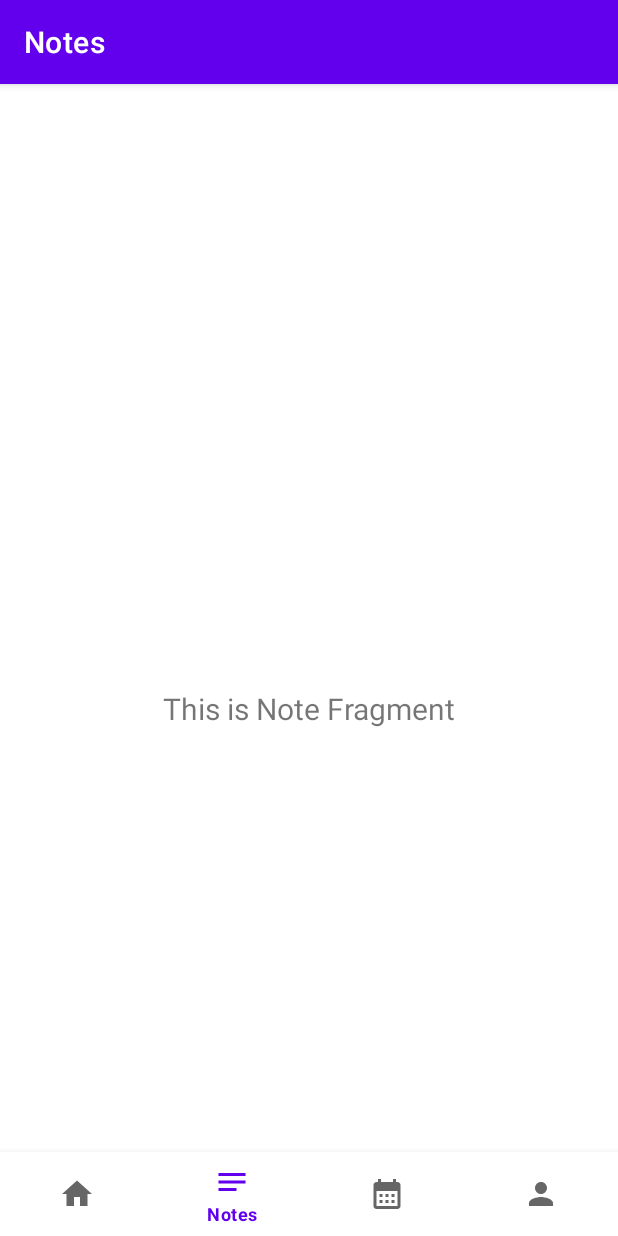
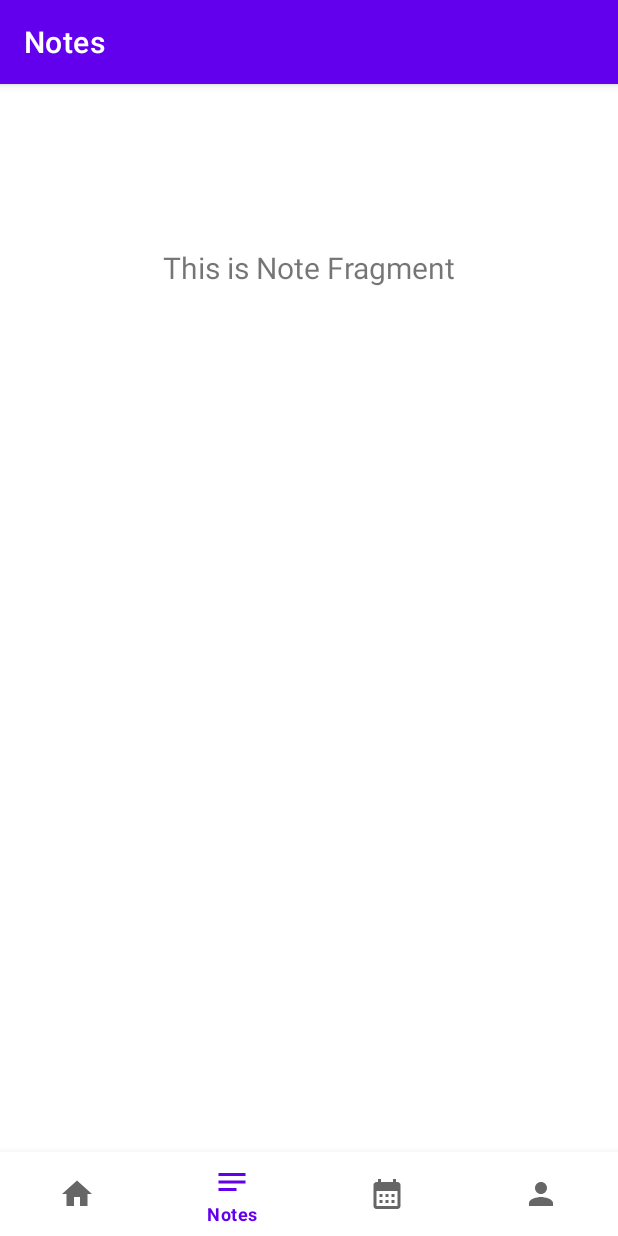
Before and after one commit to pewpew28/macro-SecondBrain, an Android app: the NoteFragment screen opened through its navigation route, on a phone screen of 412 x 824 dp. Run offline under Robolectric (Android 15) with nearby library versions, the phone set to English and light mode, and no system bars; our stand-ins replace navigation-ui.

Commit message:
Mulai membuat Notes

```diff
--- a/app/src/main/res/layout/fragment_note.xml
+++ b/app/src/main/res/layout/fragment_note.xml
@@ -15,8 +15,11 @@
         android:layout_marginEnd="8dp"
         android:textAlignment="center"
         android:textSize="20sp"
+        android:text="Notes"
         app:layout_constraintBottom_toBottomOf="parent"
         app:layout_constraintEnd_toEndOf="parent"
+        app:layout_constraintHorizontal_bias="0.0"
         app:layout_constraintStart_toStartOf="parent"
-        app:layout_constraintTop_toTopOf="parent" />
+        app:layout_constraintTop_toTopOf="parent"
+        app:layout_constraintVertical_bias="0.066" />
 </androidx.constraintlayout.widget.ConstraintLayout>
```
